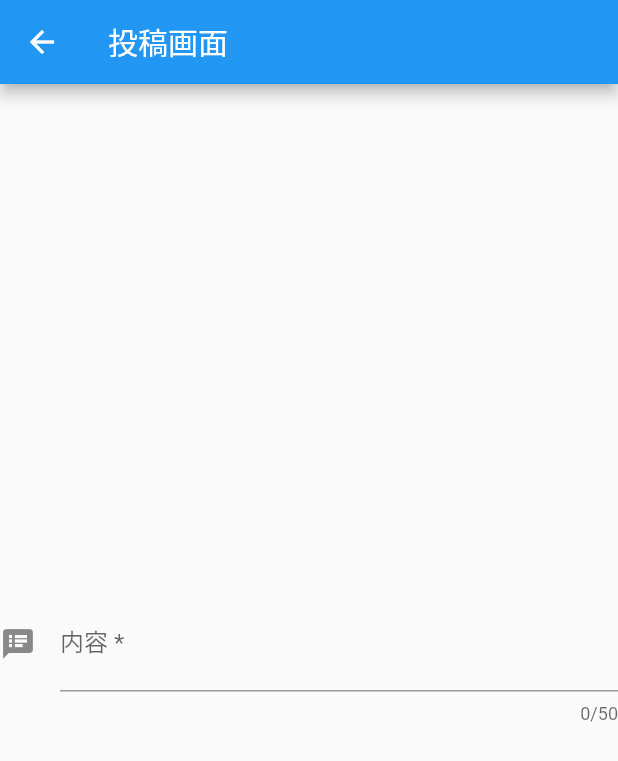
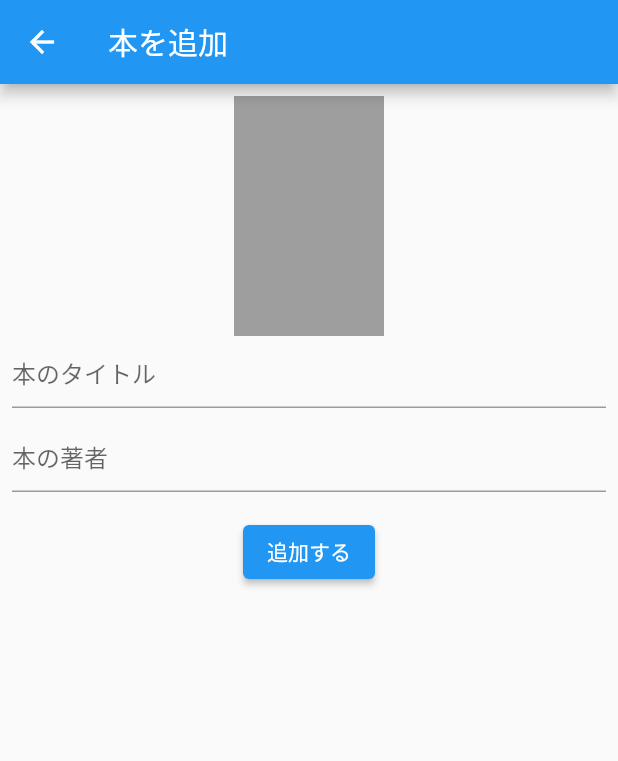
Before and after one commit to YujiOnoWoven/WovenFoodApp, a Flutter app: the PostPage screen opened directly, on a phone screen of 412 x 824 dp. Shown: the top 761 px of the screen. Run offline on Flutter 3.47's test engine with Material 2 defaults, Android fonts, the phone set to English and light mode, and no system bars; our stand-ins replace cloud_firestore, firebase_core, firebase_storage, flutter_svg, image_picker; accounts and stored records are empty; project files that could hold a hidden picture were left out.

Commit message:
no message

```diff
--- a/lib/pages/cook_screen.dart
+++ b/lib/pages/cook_screen.dart
@@ -20,14 +20,16 @@ class CookScreen extends StatelessWidget {
                 }
                 return ListView(
                   children: snapshot.data!.docs.map((DocumentSnapshot document) {
-
-
                     return Card(
                       child: ListTile(
                         //教科書：https://rightcode.co.jp/blog/information-technology/flutter-firebase-bulletin-board-app-make
                         //title: Text(document.data()['content']),
                         //苦労した部分
+                        leading: document['imageURL'] != null
+                            ? Image.network(document['imageURL'])
+                            : null,
                         title: Text(document['content']),
+                        //trailing: Text(document['imageURL']),
                         subtitle: Text("サブタイトル"),
                       ),
                     );
--- a/lib/pages/post.dart
+++ b/lib/pages/post.dart
@@ -1,9 +1,106 @@
-import 'package:cloud_firestore/cloud_firestore.dart';
+import 'package:woven_food_app/pages/add_picture.dart';
 import 'package:flutter/material.dart';
+import 'package:provider/provider.dart';
+
+class PostPage extends StatelessWidget {
+  @override
+  Widget build(BuildContext context) {
+    return ChangeNotifierProvider<AddBookModel>(
+      create: (_) => AddBookModel(),
+      child: Scaffold(
+        appBar: AppBar(
+          title: Text('本を追加'),
+        ),
+        body: Center(
+          child: Consumer<AddBookModel>(builder: (context, model, child) {
+            return Stack(
+              children: [
+                Padding(
+                  padding: const EdgeInsets.all(8.0),
+                  child: Column(
+                    children: [
+                      GestureDetector(
+                        child: SizedBox(
+                          width: 100,
+                          height: 160,
+                          child: model.imageFile != null
+                              ? Image.file(model.imageFile!)
+                              : Container(
+                            color: Colors.grey,
+                          ),
+                        ),
+                        onTap: () async {
+                          print("反応！");
+                          await model.pickImage();
+                        },
+                      ),
+                      TextField(
+                        decoration: InputDecoration(
+                          hintText: '本のタイトル',
+                        ),
+                        onChanged: (text) {
+                          model.title = text;
+                        },
+                      ),
+                      SizedBox(
+                        height: 8,
+                      ),
+                      TextField(
+                        decoration: InputDecoration(
+                          hintText: '本の著者',
+                        ),
+                        onChanged: (text) {
+                          model.author = text;
+                        },
+                      ),
+                      SizedBox(
+                        height: 16,
+                      ),
+                      ElevatedButton(
+                        onPressed: () async {
+                          // 追加の処理
+                          try {
+                            model.startLoading();
+                            await model.addBook();
+                            Navigator.of(context).pop(true);
+                          } catch (e) {
+                            print(e);
+                            final snackBar = SnackBar(
+                              backgroundColor: Colors.red,
+                              content: Text(e.toString()),
+                            );
+                            ScaffoldMessenger.of(context)
+                                .showSnackBar(snackBar);
+                          } finally {
+                            model.endLoading();
+                          }
+                        },
+                        child: Text('追加する'),
+                      ),
+                    ],
+                  ),
+                ),
+                if (model.isLoading)
+                  Container(
+                    color: Colors.black54,
+                    child: Center(
+                      child: CircularProgressIndicator(),
+                    ),
+                  ),
+              ],
+            );
+          }),
+        ),
+      ),
+    );
+  }
+}
 
 
 
+/*
 class PostPage extends StatefulWidget {
+
 
   @override
   _PostPagePageState createState() => _PostPagePageState();
@@ -22,6 +119,10 @@ class _PostPagePageState extends State<PostPage> {
 
   TextEditingController _textEditingController = TextEditingController();
 
+  final picker = ImagePicker();
+  File? imageFile;
+
+
   @override
   Widget build(BuildContext context) {
     return Scaffold(
@@ -29,6 +130,7 @@ class _PostPagePageState extends State<PostPage> {
         title: Text("投稿画面"),
       ),
       body: Center(
+
         child: TextField(
           controller: _textEditingController,
           onSubmitted: _onSubmitted, // この一文を追加
@@ -47,4 +149,13 @@ class _PostPagePageState extends State<PostPage> {
       ),
     );
   }
+  Future pickImage() async {
+    final pickedFile = await picker.pickImage(source: ImageSource.gallery);
+
+    if (pickedFile != null) {
+      imageFile = File(pickedFile.path);
+    }
+  }
 }
+
+ */
--- a/pubspec.yaml
+++ b/pubspec.yaml
@@ -40,6 +40,9 @@ dependencies:
   keyboard_avoider: ^0.1.2
   firebase_core: ^1.8.0
   cloud_firestore: ^2.5.4
+  image_picker: 0.8.4+3
+  firebase_storage: 10.0.6
+  provider: ^5.0.0
 
 dev_dependencies:
   flutter_test:
```
Also changed, not shown: lib/pages/add_picture.dart (added, +62 -0 lines), pubspec.lock, 1 other file.
